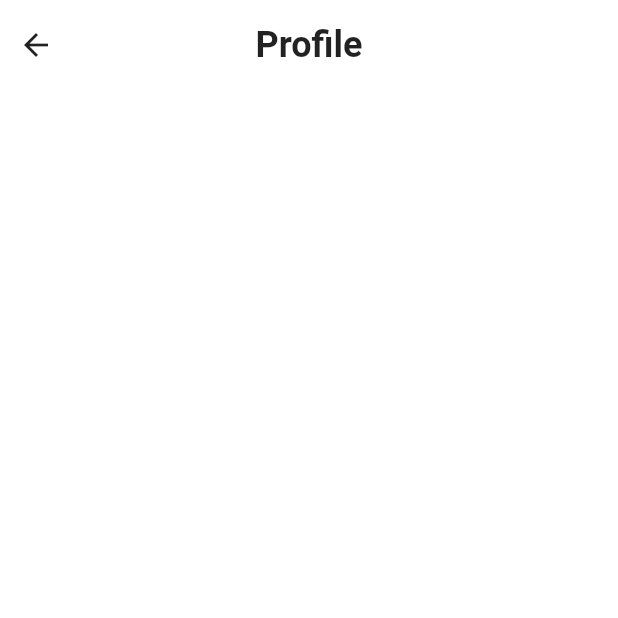
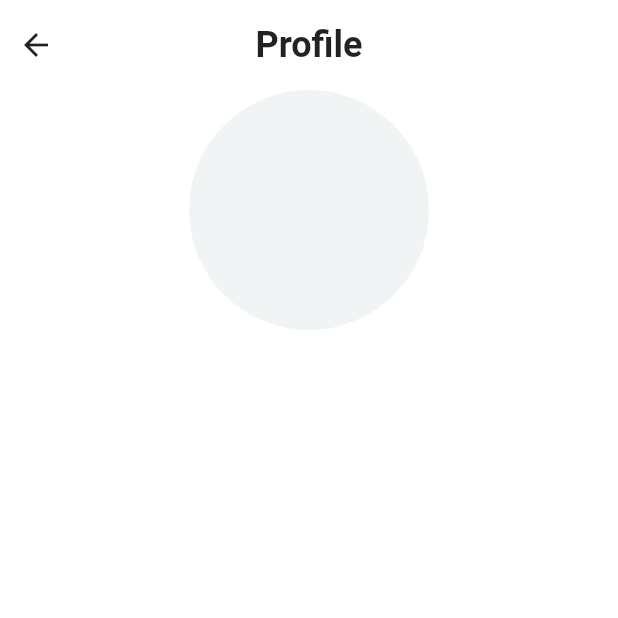
Before and after one commit to MohdShibin/Community-Building-App, a Flutter app: the ProfilePage screen opened directly, on a phone screen of 412 x 824 dp, the top half of it. Run offline on Flutter 3.47's test engine with Material 2 defaults, Android fonts, the phone set to English and light mode, and no system bars.

Commit message:
updated profile page

```diff
--- a/lib/pages/profile_page.dart
+++ b/lib/pages/profile_page.dart
@@ -22,7 +22,10 @@ class ProfilePage extends StatelessWidget {
             Flexible(
               child: ListView(
                 children: [
-
+                  CircleAvatar(
+                    radius: 80,
+                    backgroundColor: Color(0xffF0F4F5),
+                  ),
                 ],
               ),
             ),
```
Also changed, not shown: lib/pages/home_page.dart (+5 -3 lines).
